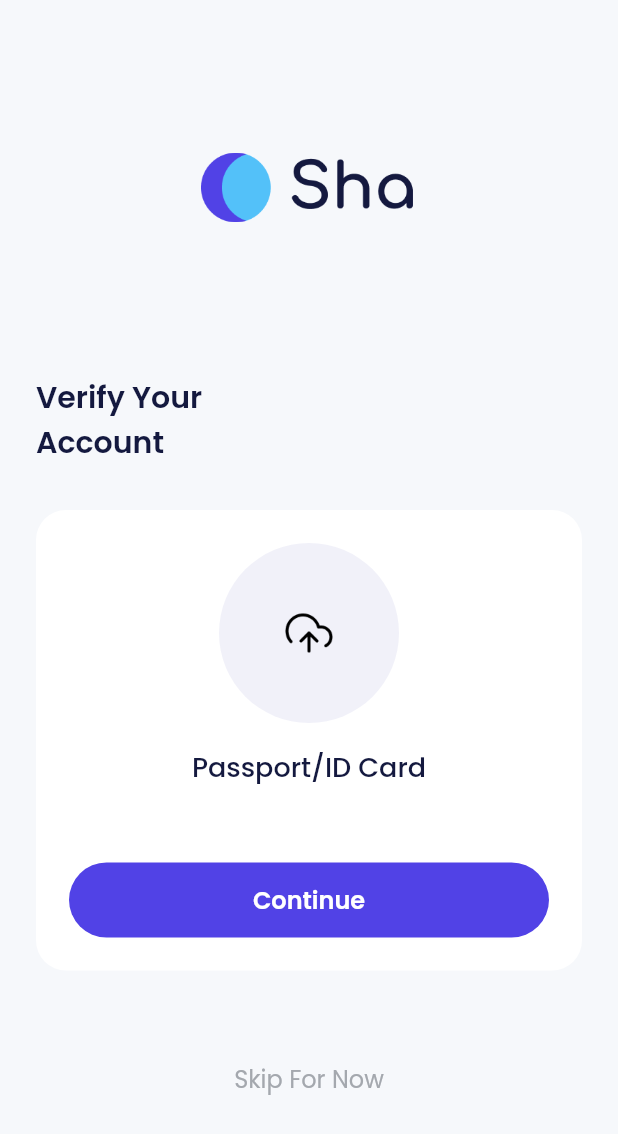
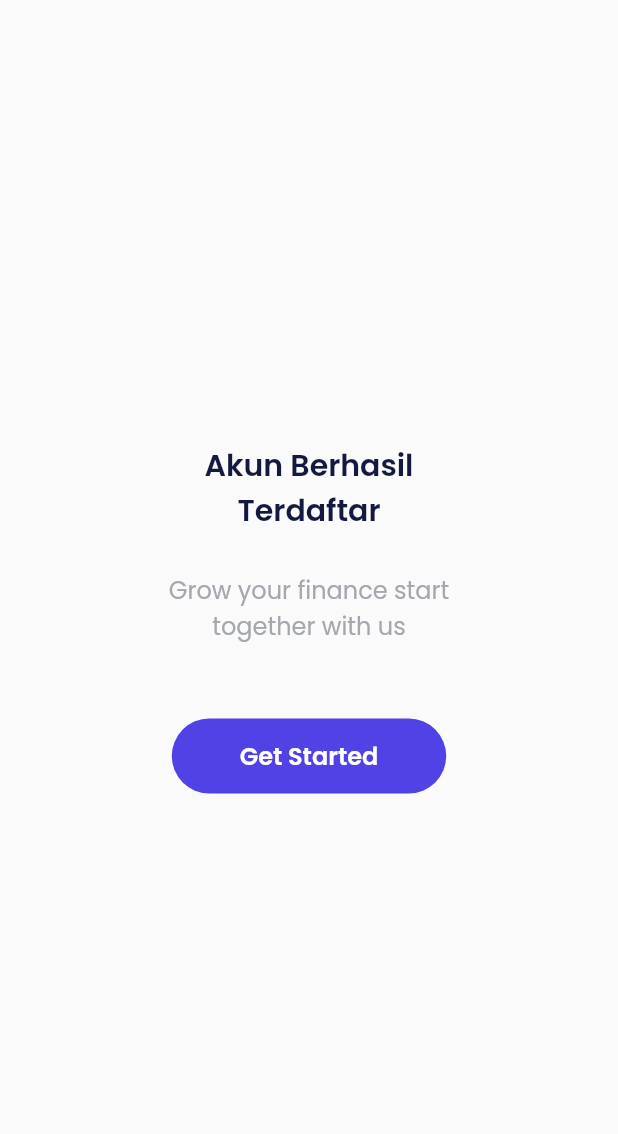
Before and after one commit to AdriF31/BWA, a Flutter app: the SignUpVerifyId screen opened by its route, after a tap on "Continue", on a phone screen of 412 x 824 dp. Shown: the top 1134 px of the screen. Run offline on Flutter 3.47's test engine with Material 2 defaults, Android fonts, the phone set to English and light mode, and no system bars; our stand-ins replace carousel_slider, google_fonts.

Commit message:
Slicing sign up page

```diff
--- a/bwa_wallet/lib/main.dart
+++ b/bwa_wallet/lib/main.dart
@@ -1,6 +1,7 @@
 import 'package:bwa_wallet/ui/pages/onboarding_page.dart';
 import 'package:bwa_wallet/ui/pages/sign_in_page.dart';
 import 'package:bwa_wallet/ui/pages/sign_up_page.dart';
+import 'package:bwa_wallet/ui/pages/sign_up_success.dart';
 import 'package:bwa_wallet/ui/pages/splash_screen.dart';
 import 'package:bwa_wallet/ui/pages/sign_up_set_profile.dart';
 import 'package:bwa_wallet/ui/pages/sign_up_verify_id.dart';
@@ -23,6 +24,7 @@ class MyApp extends StatelessWidget {
         '/sign-up': (context) => const SignUpPage(),
         '/sign-up-set-profile': (context) => const SignUpSetProfile(),
         '/sign-up-verify-id': (context) => const SignUpVerifyId(),
+        '/sign-up-success': (context) => const SignUpSuccessPage()
       },
       debugShowCheckedModeBanner: false,
       title: 'Flutter Demo',
--- /dev/null
+++ b/bwa_wallet/lib/ui/pages/sign_up_success.dart
@@ -0,0 +1,40 @@
+import 'package:bwa_wallet/shared/theme.dart';
+import 'package:bwa_wallet/ui/widgets/buttons.dart';
+import 'package:flutter/material.dart';
+
+class SignUpSuccessPage extends StatelessWidget {
+  const SignUpSuccessPage({Key? key}) : super(key: key);
+
+  @override
+  Widget build(BuildContext context) {
+    return Scaffold(
+      body: Center(
+          child: Column(
+        mainAxisAlignment: MainAxisAlignment.center,
+        children: [
+          Text(
+            "Akun Berhasil\nTerdaftar",
+            style: blackTextStyle.copyWith(fontSize: 20, fontWeight: semiBold),
+            textAlign: TextAlign.center,
+          ),
+          const SizedBox(
+            height: 26,
+          ),
+          Text(
+            "Grow your finance start\ntogether with us",
+            style: greyTextStyle.copyWith(fontSize: 16, fontWeight: regular),
+            textAlign: TextAlign.center,
+          ),
+          const SizedBox(
+            height: 50,
+          ),
+          CustomFilledButton(
+            title: "Get Started",
+            onPressed: () {},
+            width: 183,
+          )
+        ],
+      )),
+    );
+  }
+}
--- a/bwa_wallet/lib/ui/pages/sign_up_verify_id.dart
+++ b/bwa_wallet/lib/ui/pages/sign_up_verify_id.dart
@@ -60,7 +60,9 @@ class SignUpVerifyId extends StatelessWidget {
                 ),
                 CustomFilledButton(
                   title: 'Continue',
-                  onPressed: () {},
+                  onPressed: () {
+                    Navigator.pushNamed(context, '/sign-up-success');
+                  },
                 )
               ],
             ),
```
Also changed, not shown: bwa_wallet/lib/ui/pages/home_page.dart (added, +12 -0 lines), bwa_wallet/lib/ui/pages/profile_page.dart (added, +23 -0 lines), bwa_wallet/lib/ui/pages/splash_screen.dart (+2 -5 lines).
